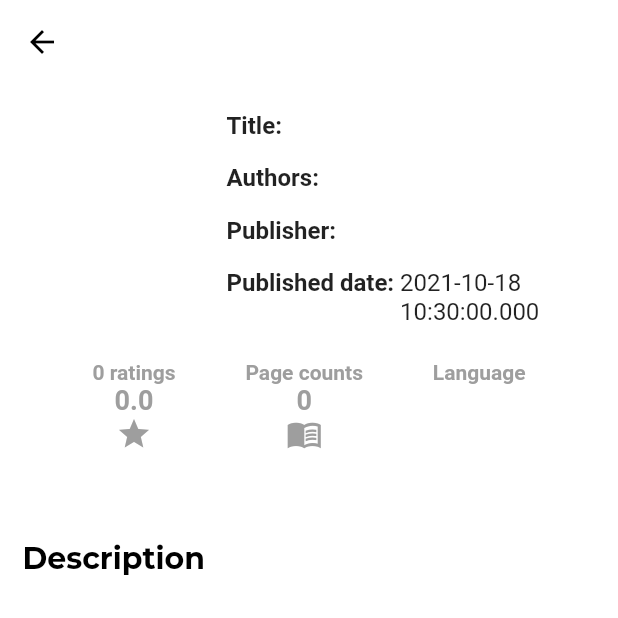
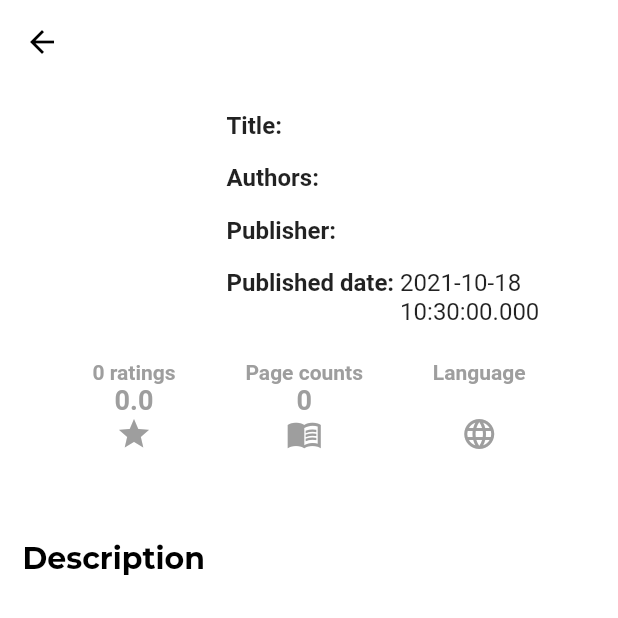
Before and after one commit to AlgyJr/appandup_challenge, a Flutter app: the BookDetailsScreen screen opened directly with empty values, on a phone screen of 412 x 824 dp, the top half of it. Run offline on Flutter 3.47's test engine with Material 2 defaults, Android fonts, the light colour scheme and no system bars; our stand-ins replace firebase_auth, firebase_core, flutter_svg; missing offline and left inert: flutter_facebook_auth; accounts and stored records are empty; network calls fail.

Commit message:
style: add language icon

```diff
--- a/lib/screens/book_details_screen.dart
+++ b/lib/screens/book_details_screen.dart
@@ -111,6 +111,10 @@ class BookDetailsScreen extends StatelessWidget {
           language.toUpperCase(),
           style: const TextStyle(fontSize: 18),
         ),
+        const Icon(
+          Icons.language,
+          color: Colors.grey,
+        ),
       ],
     );
   }
```
